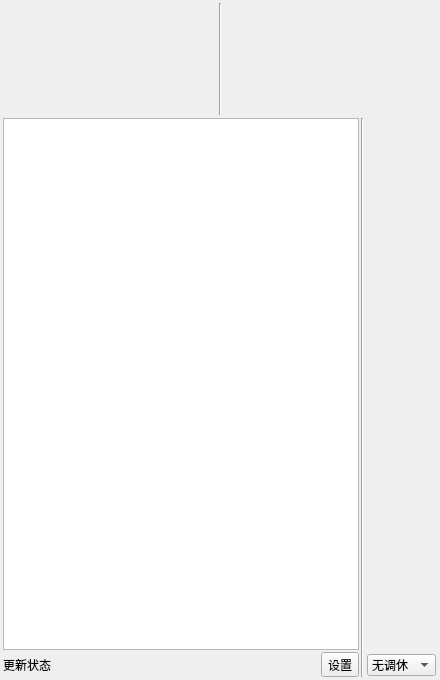
The window that ui/mainwindow.ui (Return-Log/Education-Clock) describes before a commit, drawn with Qt 5.
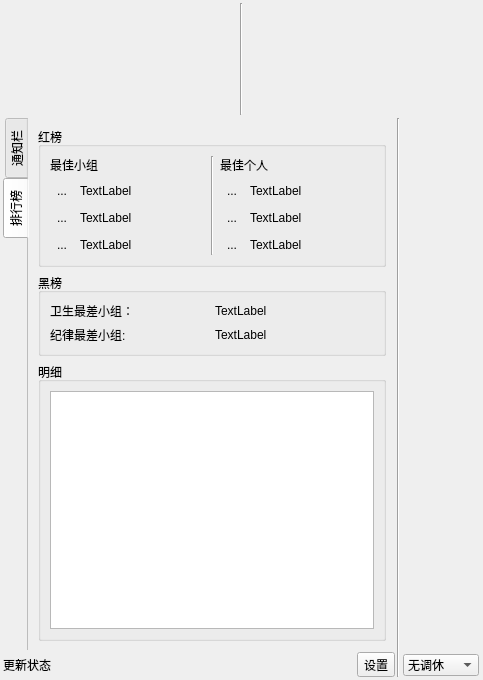
The same window after the commit. The open tabs and pages were chosen to show the change. Icons and pictures are not drawn.

Commit message: v3.13 排行榜更新

What changed in the file:
```diff
--- a/ui/mainwindow.ui
+++ b/ui/mainwindow.ui
@@ -9,7 +9,7 @@
    <rect>
     <x>0</x>
     <y>0</y>
-    <width>440</width>
+    <width>483</width>
     <height>680</height>
    </rect>
   </property>
@@ -147,13 +147,276 @@
       <item>
        <layout class="QVBoxLayout" name="verticalLayout" stretch="0,0">
         <item>
-         <widget class="QTextBrowser" name="textBrowser">
-          <property name="lineWrapMode">
-           <enum>QTextEdit::WidgetWidth</enum>
+         <widget class="QTabWidget" name="tabWidget">
+          <property name="tabPosition">
+           <enum>QTabWidget::West</enum>
           </property>
-          <property name="readOnly">
+          <property name="tabShape">
+           <enum>QTabWidget::Rounded</enum>
+          </property>
+          <property name="currentIndex">
+           <number>0</number>
+          </property>
+          <property name="elideMode">
+           <enum>Qt::ElideNone</enum>
+          </property>
+          <property name="usesScrollButtons">
            <bool>true</bool>
           </property>
+          <property name="documentMode">
+           <bool>true</bool>
+          </property>
+          <property name="tabsClosable">
+           <bool>false</bool>
+          </property>
+          <property name="movable">
+           <bool>true</bool>
+          </property>
+          <property name="tabBarAutoHide">
+           <bool>false</bool>
+          </property>
+          <widget class="QWidget" name="tabWidgetPage1">
+           <attribute name="title">
+            <string>通知栏</string>
+           </attribute>
+           <layout class="QGridLayout" name="gridLayout_2">
+            <item row="0" column="0">
+             <widget class="QTextBrowser" name="textBrowser">
+              <property name="lineWrapMode">
+               <enum>QTextEdit::WidgetWidth</enum>
+              </property>
+              <property name="readOnly">
+               <bool>true</bool>
+              </property>
+              <property name="cursorWidth">
+               <number>1</number>
+              </property>
+             </widget>
+            </item>
+           </layout>
+          </widget>
+          <widget class="QWidget" name="tabWidgetPage2">
+           <attribute name="title">
+            <string>排行榜</string>
+           </attribute>
+           <layout class="QGridLayout" name="gridLayout_3">
+            <item row="1" column="0">
+             <widget class="QGroupBox" name="groupBox_2">
+              <property name="title">
+               <string>黑榜</string>
+              </property>
+              <layout class="QGridLayout" name="gridLayout_5">
+               <item row="1" column="0">
+                <widget class="QLabel" name="label_14">
+                 <property name="text">
+                  <string>纪律最差小组:</string>
+                 </property>
+                </widget>
+               </item>
+               <item row="0" column="0">
+                <widget class="QLabel" name="label_6">
+                 <property name="text">
+                  <string>卫生最差小组：</string>
+                 </property>
+                </widget>
+               </item>
+               <item row="0" column="1">
+                <widget class="QLabel" name="label_15">
+                 <property name="text">
+                  <string>TextLabel</string>
+                 </property>
+                </widget>
+               </item>
+               <item row="1" column="1">
+                <widget class="QLabel" name="label_16">
+                 <property name="text">
+                  <string>TextLabel</string>
+                 </property>
+                </widget>
+               </item>
+              </layout>
+             </widget>
+            </item>
+            <item row="0" column="0">
+             <widget class="QGroupBox" name="groupBox">
+              <property name="title">
+               <string>红榜</string>
+              </property>
+              <layout class="QGridLayout" name="gridLayout_4">
+               <item row="1" column="4">
+                <widget class="QLabel" name="label_11">
+                 <property name="text">
+                  <string>TextLabel</string>
+                 </property>
+                </widget>
+               </item>
+               <item row="2" column="1">
+                <widget class="QLabel" name="label_9">
+                 <property name="text">
+                  <string>TextLabel</string>
+                 </property>
+                </widget>
+               </item>
+               <item row="3" column="4">
+                <widget class="QLabel" name="label_13">
+                 <property name="text">
+                  <string>TextLabel</string>
+                 </property>
+                </widget>
+               </item>
+               <item row="0" column="2" rowspan="4">
+                <widget class="Line" name="line_3">
+                 <property name="orientation">
+                  <enum>Qt::Vertical</enum>
+                 </property>
+                </widget>
+               </item>
+               <item row="1" column="1">
+                <widget class="QLabel" name="label_8">
+                 <property name="text">
+                  <string>TextLabel</string>
+                 </property>
+                </widget>
+               </item>
+               <item row="1" column="0">
+                <widget class="QToolButton" name="toolButton_2">
+                 <property name="text">
+                  <string>...</string>
+                 </property>
+                 <property name="icon">
+                  <iconset>
+                   <normaloff>../icon/diyiming.png</normaloff>../icon/diyiming.png</iconset>
+                 </property>
+                 <property name="autoRepeat">
+                  <bool>false</bool>
+                 </property>
+                 <property name="autoExclusive">
+                  <bool>false</bool>
+                 </property>
+                 <property name="autoRaise">
+                  <bool>true</bool>
+                 </property>
+                </widget>
+               </item>
+               <item row="2" column="4">
+                <widget class="QLabel" name="label_12">
+                 <property name="text">
+                  <string>TextLabel</string>
+                 </property>
+                </widget>
+               </item>
+               <item row="3" column="0">
+                <widget class="QToolButton" name="toolButton_5">
+                 <property name="text">
+                  <string>...</string>
+                 </property>
+                 <property name="icon">
+                  <iconset>
+                   <normaloff>../icon/disanming.png</normaloff>../icon/disanming.png</iconset>
+                 </property>
+                 <property name="autoRaise">
+                  <bool>true</bool>
+                 </property>
+                </widget>
+               </item>
+               <item row="2" column="0">
+                <widget class="QToolButton" name="toolButton_4">
+                 <property name="text">
+                  <string>...</string>
+                 </property>
+                 <property name="icon">
+                  <iconset>
+                   <normaloff>../icon/dierming.png</normaloff>../icon/dierming.png</iconset>
+                 </property>
+                 <property name="autoRaise">
+                  <bool>true</bool>
+                 </property>
+                </widget>
+               </item>
+               <item row="3" column="1">
+                <widget class="QLabel" name="label_10">
+                 <property name="text">
+                  <string>TextLabel</string>
+                 </property>
+                </widget>
+               </item>
+               <item row="0" column="0" colspan="2">
+                <widget class="QLabel" name="label_2">
+                 <property name="text">
+                  <string>最佳小组</string>
+                 </property>
+                </widget>
+               </item>
+               <item row="1" column="3">
+                <widget class="QToolButton" name="toolButton_6">
+                 <property name="text">
+                  <string>...</string>
+                 </property>
+                 <property name="icon">
+                  <iconset>
+                   <normaloff>../icon/diyiming.png</normaloff>../icon/diyiming.png</iconset>
+                 </property>
+                 <property name="autoRaise">
+                  <bool>true</bool>
+                 </property>
+                </widget>
+               </item>
+               <item row="0" column="3" colspan="2">
+                <widget class="QLabel" name="label_7">
+                 <property name="text">
+                  <string>最佳个人</string>
+                 </property>
+                </widget>
+               </item>
+               <item row="2" column="3">
+                <widget class="QToolButton" name="toolButton_7">
+                 <property name="text">
+                  <string>...</string>
+                 </property>
+                 <property name="icon">
+                  <iconset>
+                   <normaloff>../icon/dierming.png</normaloff>../icon/dierming.png</iconset>
+                 </property>
+                 <property name="autoRaise">
+                  <bool>true</bool>
+                 </property>
+                </widget>
+               </item>
+               <item row="3" column="3">
+                <widget class="QToolButton" name="toolButton_8">
+                 <property name="text">
+                  <string>...</string>
+                 </property>
+                 <property name="icon">
+                  <iconset>
+                   <normaloff>../icon/disanming.png</normaloff>../icon/disanming.png</iconset>
+                 </property>
+                 <property name="autoRaise">
+                  <bool>true</bool>
+                 </property>
+                </widget>
+               </item>
+              </layout>
+             </widget>
+            </item>
+            <item row="2" column="0">
+             <widget class="QGroupBox" name="groupBox_3">
+              <property name="title">
+               <string>明细</string>
+              </property>
+              <layout class="QGridLayout" name="gridLayout_6">
+               <item row="0" column="0">
+                <widget class="QTableWidget" name="tableWidget">
+                 <attribute name="verticalHeaderVisible">
+                  <bool>false</bool>
+                 </attribute>
+                </widget>
+               </item>
+              </layout>
+             </widget>
+            </item>
+           </layout>
+          </widget>
          </widget>
         </item>
         <item>
```
The commit also changes 6 other files.
